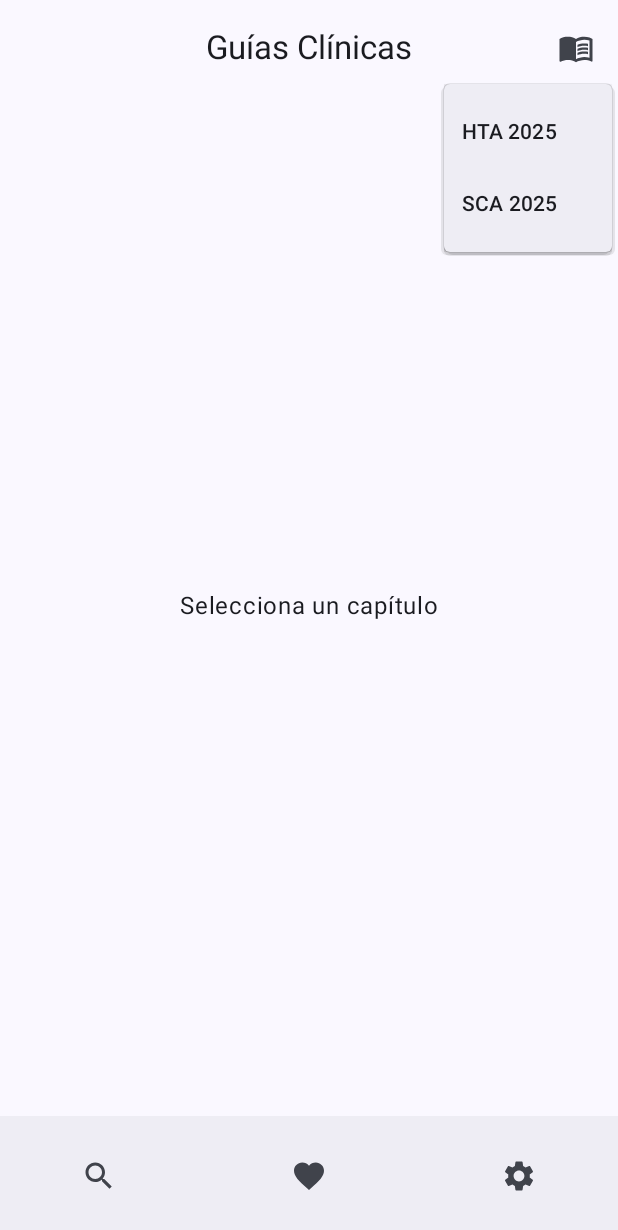
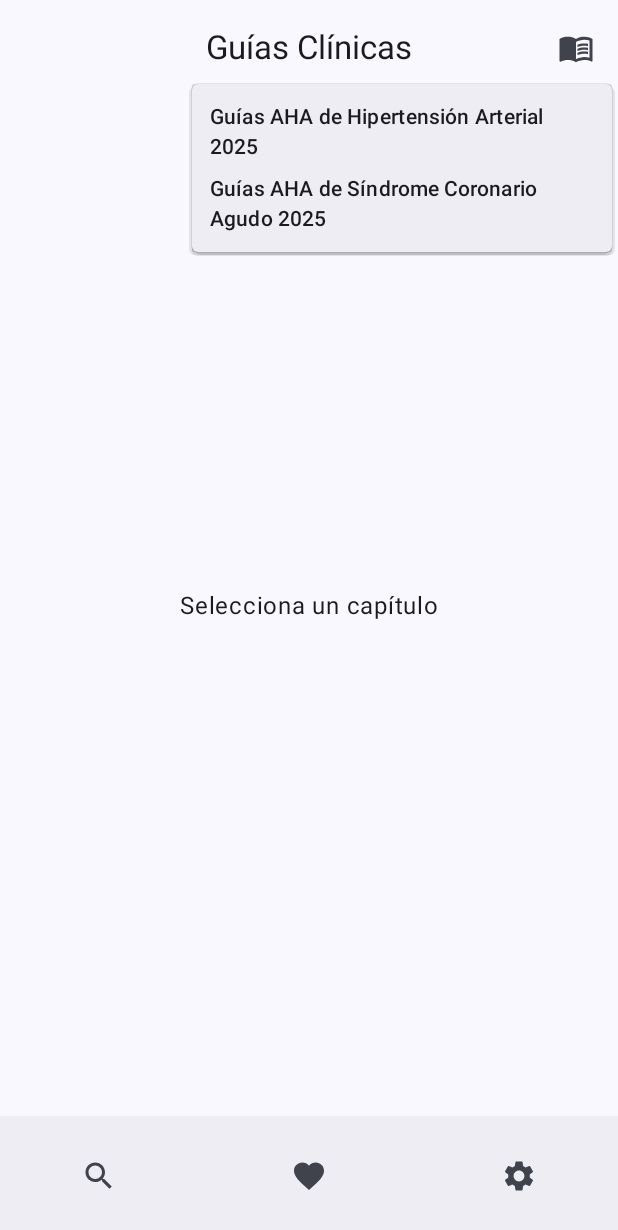
Before and after one commit to GiovannyPonte/GuiasClinicas, an Android app built with Jetpack Compose: the screen it shows after launch (MainActivity), after a tap on "Seleccionar guía", on a phone screen of 412 x 824 dp. Shown: the top 1230 px of the screen. Run offline under Robolectric (Android 15) with nearby library versions, the phone set to English and light mode, and no system bars.

Commit message:
Versión inicial v2.0

```diff
--- a/app/build.gradle.kts
+++ b/app/build.gradle.kts
@@ -57,4 +57,10 @@ dependencies {
     androidTestImplementation(libs.androidx.ui.test.junit4)
     debugImplementation(libs.androidx.ui.tooling)
     debugImplementation(libs.androidx.ui.test.manifest)
+    implementation(libs.androidx.lifecycle.runtime.compose)
+    implementation("androidx.lifecycle:lifecycle-runtime-compose:2.8.4")
+    implementation("androidx.lifecycle:lifecycle-viewmodel-compose:2.8.4")
+
+
+
 }
--- a/app/src/main/java/com/gio/guiasclinicas/MainActivity.kt
+++ b/app/src/main/java/com/gio/guiasclinicas/MainActivity.kt
@@ -1,5 +1,7 @@
 @file:OptIn(ExperimentalMaterial3Api::class)
+
 package com.gio.guiasclinicas
+
 import android.os.Bundle
 import androidx.activity.ComponentActivity
 import androidx.activity.compose.setContent
@@ -7,17 +9,42 @@ import androidx.compose.foundation.layout.Box
 import androidx.compose.foundation.layout.fillMaxSize
 import androidx.compose.foundation.layout.padding
 import androidx.compose.material.icons.Icons
-import androidx.compose.material.icons.filled.*
-import androidx.compose.material3.*
-import androidx.compose.runtime.*
+import androidx.compose.material.icons.filled.Favorite
+import androidx.compose.material.icons.filled.Menu
+import androidx.compose.material.icons.filled.MenuBook
+import androidx.compose.material.icons.filled.Search
+import androidx.compose.material.icons.filled.Settings
+import androidx.compose.material3.CenterAlignedTopAppBar
+import androidx.compose.material3.DropdownMenu
+import androidx.compose.material3.DropdownMenuItem
+import androidx.compose.material3.ExperimentalMaterial3Api
+import androidx.compose.material3.Icon
+import androidx.compose.material3.IconButton
+import androidx.compose.material3.MaterialTheme
+import androidx.compose.material3.ModalDrawerSheet
+import androidx.compose.material3.ModalNavigationDrawer
+import androidx.compose.material3.NavigationBar
+import androidx.compose.material3.NavigationBarItem
+import androidx.compose.material3.NavigationDrawerItem
+import androidx.compose.material3.Scaffold
+import androidx.compose.material3.Text
+import androidx.compose.material3.rememberDrawerState
+import androidx.compose.material3.DrawerValue
+import androidx.compose.runtime.Composable
+import androidx.compose.runtime.LaunchedEffect
+import androidx.compose.runtime.getValue
+import androidx.compose.runtime.mutableStateOf
+import androidx.compose.runtime.remember
+import androidx.compose.runtime.rememberCoroutineScope
+import androidx.compose.runtime.setValue
 import androidx.compose.ui.Alignment
 import androidx.compose.ui.Modifier
+import androidx.compose.ui.platform.LocalContext
 import androidx.compose.ui.tooling.preview.Preview
 import androidx.compose.ui.unit.dp
+import com.gio.guiasclinicas.ui.theme.GuiasClinicasTheme
 import kotlinx.coroutines.launch
-import com.gio.guiasclinicas.ui.theme.GuiasClinicasTheme
-import androidx.compose.material3.ExperimentalMaterial3Api
-
+import org.json.JSONObject
 
 class MainActivity : ComponentActivity() {
     override fun onCreate(savedInstanceState: Bundle?) {
@@ -34,13 +61,42 @@ class MainActivity : ComponentActivity() {
 fun GuidesApp() {
     val scope = rememberCoroutineScope()
     val drawerState = rememberDrawerState(DrawerValue.Closed)
+
+    // === NUEVO: cargamos títulos de guías desde assets ===
+    val context = LocalContext.current
+    var guideTitles by remember { mutableStateOf<List<Pair<String, String>>>(emptyList()) } // (slug, title)
+    var menuExpanded by remember { mutableStateOf(false) }
+
+    // Selección actual (se mantiene tu lógica)
     var selectedGuide by remember { mutableStateOf<String?>(null) }
     var selectedChapter by remember { mutableStateOf<String?>(null) }
-    var menuExpanded by remember { mutableStateOf(false) }
 
+    // Carga del JSON raíz una sola vez
+    LaunchedEffect(Unit) {
+        runCatching {
+            val jsonText = context.assets
+                .open("clinical_guidelines_db/root_manifest.json")
+                .bufferedReader()
+                .use { it.readText() }
+
+            val obj = JSONObject(jsonText)
+            val arr = obj.getJSONArray("guides")
+            val list = (0 until arr.length()).map { i ->
+                val g = arr.getJSONObject(i)
+                val slug = g.getString("slug")
+                val title = g.getString("title")
+                slug to title
+            }
+            guideTitles = list
+        }.onFailure {
+            guideTitles = emptyList() // si falla, queda vacío
+        }
+    }
+
+    // Tu lista de capítulos ficticia (no cambiamos comportamiento actual)
     val chapters = when (selectedGuide) {
-        "HTA 2025" -> listOf("Introducción", "Diagnóstico", "Tratamiento")
-        "SCA 2025" -> listOf("Evaluación", "Manejo Inicial", "Rehabilitación")
+        "Guías AHA de Hipertensión Arterial 2025" -> listOf("Introducción", "Diagnóstico", "Tratamiento")
+        "Guías AHA de Síndrome Coronario Agudo 2025" -> listOf("Evaluación", "Manejo Inicial", "Rehabilitación")
         else -> emptyList()
     }
 
@@ -84,7 +140,7 @@ fun GuidesApp() {
                                     if (drawerState.isClosed) drawerState.open() else drawerState.close()
                                 }
                             }) {
-                                Icon(Icons.Default.Menu, contentDescription = "Abrir menú")
+                                Icon(Icons.Filled.Menu, contentDescription = "Abrir menú")
                             }
                         }
                     },
@@ -92,23 +148,27 @@ fun GuidesApp() {
                         IconButton(onClick = { menuExpanded = true }) {
                             Icon(Icons.Filled.MenuBook, contentDescription = "Seleccionar guía")
                         }
-                        DropdownMenu(expanded = menuExpanded, onDismissRequest = { menuExpanded = false }) {
+                        DropdownMenu(
+                            expanded = menuExpanded,
+                            onDismissRequest = { menuExpanded = false }
+                        ) {
+                            if (guideTitles.isEmpty()) {
                                 DropdownMenuItem(
-                                text = { Text("HTA 2025") },
+                                    text = { Text("Sin guías / error de lectura") },
+                                    onClick = { menuExpanded = false }
+                                )
+                            } else {
+                                guideTitles.forEach { (slug, title) ->
+                                    DropdownMenuItem(
+                                        text = { Text(title) },
                                         onClick = {
-                                    selectedGuide = "HTA 2025"
+                                            selectedGuide = title   // mostramos el título en la TopBar
                                             selectedChapter = null
                                             menuExpanded = false
                                         }
                                     )
-                            DropdownMenuItem(
-                                text = { Text("SCA 2025") },
-                                onClick = {
-                                    selectedGuide = "SCA 2025"
-                                    selectedChapter = null
-                                    menuExpanded = false
                                 }
-                            )
+                            }
                         }
                     }
                 )
@@ -118,17 +178,17 @@ fun GuidesApp() {
                     NavigationBarItem(
                         selected = false,
                         onClick = {},
-                        icon = { Icon(Icons.Default.Search, contentDescription = "Buscar") }
+                        icon = { Icon(Icons.Filled.Search, contentDescription = "Buscar") }
                     )
                     NavigationBarItem(
                         selected = false,
                         onClick = {},
-                        icon = { Icon(Icons.Default.Favorite, contentDescription = "Favoritos") }
+                        icon = { Icon(Icons.Filled.Favorite, contentDescription = "Favoritos") }
                     )
                     NavigationBarItem(
                         selected = false,
                         onClick = {},
-                        icon = { Icon(Icons.Default.Settings, contentDescription = "Ajustes") }
+                        icon = { Icon(Icons.Filled.Settings, contentDescription = "Ajustes") }
                     )
                 }
             }
--- a/gradle/libs.versions.toml
+++ b/gradle/libs.versions.toml
@@ -25,6 +25,8 @@ androidx-ui-test-manifest = { group = "androidx.compose.ui", name = "ui-test-man
 androidx-ui-test-junit4 = { group = "androidx.compose.ui", name = "ui-test-junit4" }
 androidx-material3 = { group = "androidx.compose.material3", name = "material3" }
 androidx-material-icons-extended = { group = "androidx.compose.material", name = "material-icons-extended" }
+androidx-lifecycle-runtime-compose = { module = "androidx.lifecycle:lifecycle-runtime-compose", version = "2.8.4" }
+
 
 [plugins]
 android-application = { id = "com.android.application", version.ref = "agp" }
```
Also changed, not shown: app/src/main/assets/clinical_guidelines_db/root_manifest.json (added, +33 -0 lines), app/src/main/java/com/gio/guiasclinicas/data/GuidesRepository.kt (added, +29 -0 lines), app/src/main/java/com/gio/guiasclinicas/data/model/RootManifest.kt (added, +16 -0 lines), app/src/main/java/com/gio/guiasclinicas/data/repo/RootManifest.kt (added, +15 -0 lines), app/src/main/java/com/gio/guiasclinicas/ui/components/ClinicalGuidesMenuTopBar.kt (added, +72 -0 lines), app/src/main/java/com/gio/guiasclinicas/ui/state/GuideListUiState.kt (added, +9 -0 lines), app/src/main/java/com/gio/guiasclinicas/ui/viewmodel/GuidesViewModel.kt (added, +30 -0 lines), 1 other file. Lines whose indentation alone changed are shown as unchanged.
